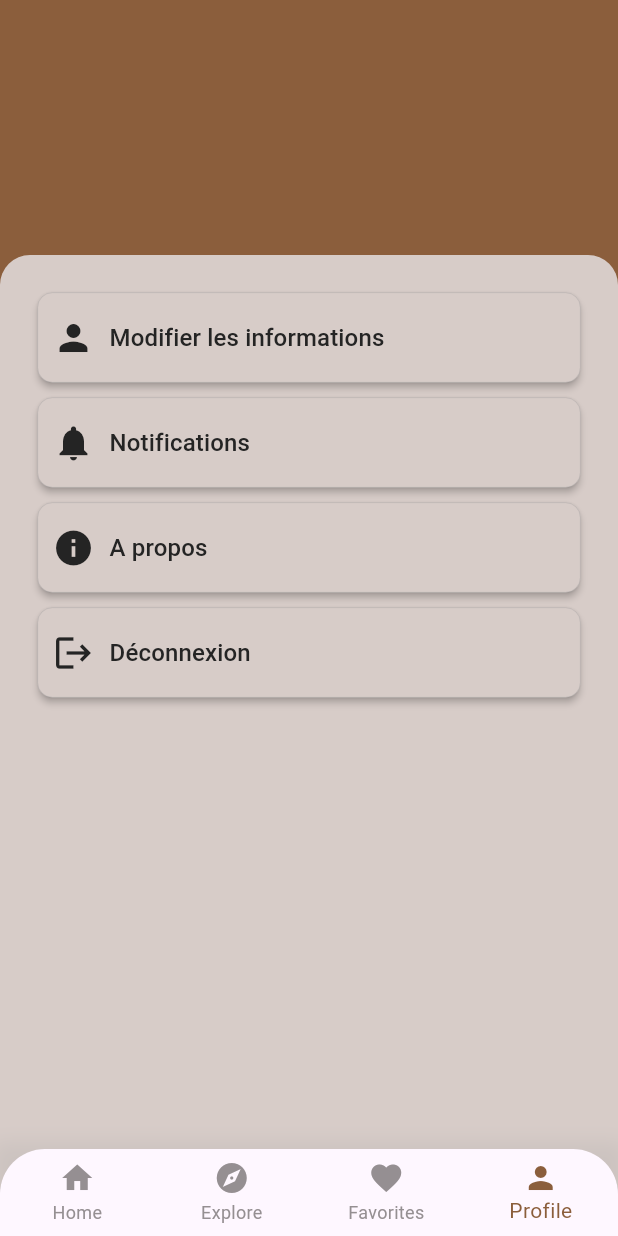
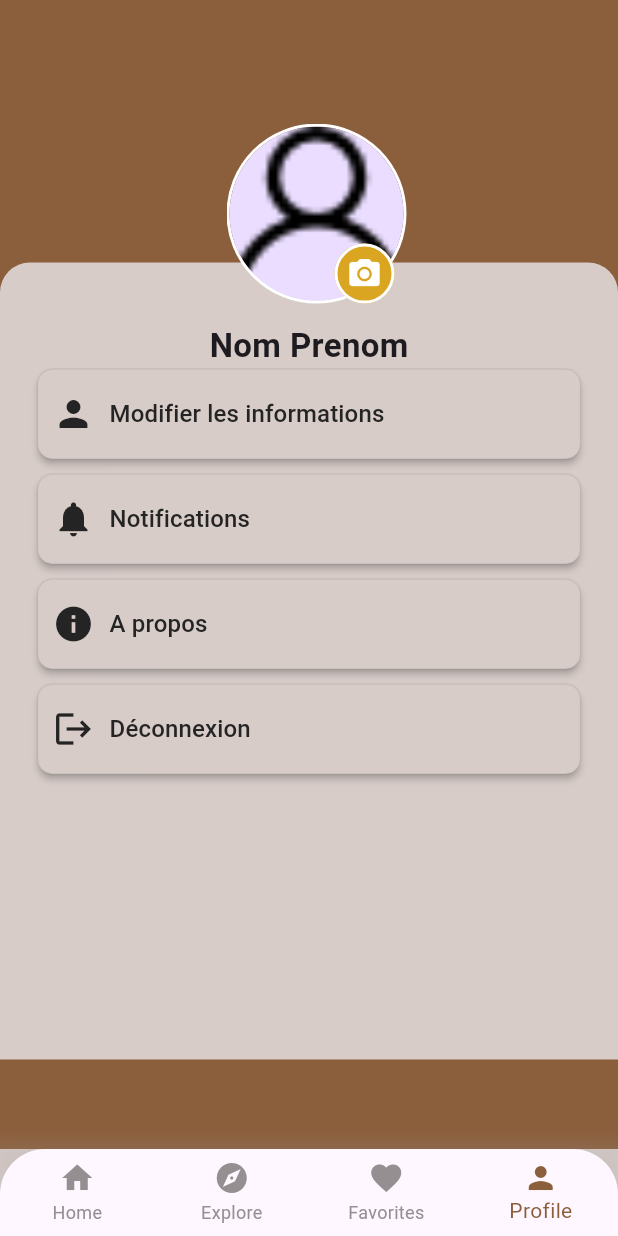
Before and after one commit to nahidath/flutter-app, a Flutter app: the screen it shows after launch, item 4 of the bottom bar chosen, on a phone screen of 412 x 824 dp. Run offline on Flutter 3.47's test engine with Material 3 defaults, Android fonts, the phone set to English and light mode, and no system bars.

Commit message:
profile page and profilePicture done

```diff
--- a/myapp/lib/pages/profile/profile.dart
+++ b/myapp/lib/pages/profile/profile.dart
@@ -1,28 +1,41 @@
 import 'package:flutter/material.dart';
 import 'package:myapp/pages/profile/widgets/ProfileSection.dart';
-
-import '../home/widgets/bottomNavBar.dart';
-
+import 'package:myapp/pages/profile/widgets/profilePicture.dart';
 
 
 class ProfilePage extends StatelessWidget {
   @override
   Widget build(BuildContext context) {
     return Scaffold(
+      resizeToAvoidBottomInset: false,
       backgroundColor: const Color(0xFF8B5E3C),
       body: Padding(
         padding: EdgeInsets.only(
           top: MediaQuery.of(context).padding.top,
         ),
         child: SingleChildScrollView(
-          child: Stack(
+          child : Stack(
             children: [
               Column(
                 children: [
-                  const SizedBox(height: 170),
-                     ProfileSection(),
+                  Container(
+                    height: 175,
+                    color: const Color(0xFF8B5E3C),
+                  ),
+                   ProfileSection(),
                 ],
-              )
+              ),
+              Positioned(
+                top: MediaQuery.of(context).size.height * 0.1,
+                left: MediaQuery.of(context).size.width / 2 - 55,
+                child:
+                ProfilePicture(
+                  imagePath: 'assets/img/user-no-photo.png',
+                  radius: 60,
+                  isEdit: true,
+                  key: Key('profile-picture'),
+                ),
+              ),
             ],
           ),
         ),
--- a/myapp/lib/pages/profile/widgets/ProfileSection.dart
+++ b/myapp/lib/pages/profile/widgets/ProfileSection.dart
@@ -1,7 +1,4 @@
-import 'dart:convert';
-
 import 'package:flutter/material.dart';
-
 
 class ProfileSection extends StatelessWidget {
   ProfileSection({super.key});
@@ -28,7 +25,6 @@ class ProfileSection extends StatelessWidget {
   @override
   Widget build(BuildContext context) {
     return Container(
-      height: MediaQuery.of(context).size.height,
       decoration: const BoxDecoration(
         color: Color(0xFFD7CCC8),
         borderRadius: BorderRadius.only(
@@ -38,12 +34,28 @@ class ProfileSection extends StatelessWidget {
       ),
       child: Column(
         children: [
+          //add text before profile menu
+          Container(
+            padding: const EdgeInsets.only(top: 40),
+            child: Column(
+              crossAxisAlignment: CrossAxisAlignment.start,
+              children: [
+                Text(
+                  'Nom Prenom',
+                  style: const TextStyle(
+                    fontSize: 22,
+                    fontWeight: FontWeight.bold,
+                  ),
+                  overflow: TextOverflow.ellipsis,
+                ),
+              ],
+            ),
+          ),
           //profile menu here
           Container(
-            height: MediaQuery.of(context).size.height,
-            padding: const EdgeInsets.all(25),
+            height: 460.3,
+            padding: const EdgeInsets.only(left: 25, right: 25),
             child: ListView.separated(
-              // scrollDirection: Axis.horizontal,
               itemBuilder: (_, index) => Column(
                 crossAxisAlignment: CrossAxisAlignment.start,
                 children: [
--- a/myapp/lib/pages/profile/widgets/profilePicture.dart
+++ b/myapp/lib/pages/profile/widgets/profilePicture.dart
@@ -27,14 +27,6 @@ class ProfilePicture extends StatelessWidget {
               color: Colors.white,
               width: 2,
             ),
-            boxShadow: [
-              BoxShadow(
-                color: Colors.black.withOpacity(0.1),
-                spreadRadius: 5,
-                blurRadius: 7,
-                offset: Offset(0, 3),
-              ),
-            ],
           ),
           child: CircleAvatar(
             radius: radius,
@@ -43,20 +35,23 @@ class ProfilePicture extends StatelessWidget {
         ),
         if (isEdit)
           Positioned(
-            bottom: 0,
+            bottom: -4,
             right: 4,
-            child: Container(
-              height: 40,
-              width: 40,
-              decoration: BoxDecoration(
-                shape: BoxShape.circle,
-                color: Colors.blue,
-                border: Border.all(
-                  color: Colors.white,
-                  width: 2,
+            child: IconButton(
+              style: ButtonStyle(
+                backgroundColor: WidgetStateProperty.all(Color(0xFFDAA520)),
+                shape: WidgetStateProperty.all(
+                    const CircleBorder(
+                      side: BorderSide(
+                        color: Colors.white,
+                        width: 2,
+                      ),
+                    )
                 ),
+                fixedSize: WidgetStateProperty.all(const Size(40, 40)),
               ),
-              child: Icon(
+              onPressed: () {  },
+              icon: Icon(
                 Icons.camera_alt,
                 color: Colors.white,
               ),
```
